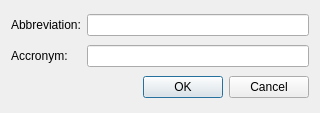
Qt form addjournal.ui (chemicalcraig/qpaper) before a commit.
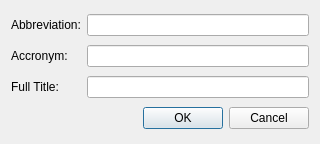
The same form after that commit.

```diff
--- a/addjournal.ui
+++ b/addjournal.ui
@@ -7,7 +7,7 @@
     <x>0</x>
     <y>0</y>
     <width>320</width>
-    <height>113</height>
+    <height>144</height>
    </rect>
   </property>
   <property name="windowTitle">
@@ -34,7 +34,17 @@
    <item row="1" column="1">
     <widget class="QLineEdit" name="lineEdit"/>
    </item>
-   <item row="2" column="0" colspan="2">
+   <item row="2" column="0">
+    <widget class="QLabel" name="label_3">
+     <property name="text">
+      <string>Full Title:</string>
+     </property>
+    </widget>
+   </item>
+   <item row="2" column="1">
+    <widget class="QLineEdit" name="lineEdit_title"/>
+   </item>
+   <item row="3" column="0" colspan="2">
     <widget class="QDialogButtonBox" name="buttonBox">
      <property name="orientation">
       <enum>Qt::Horizontal</enum>
```
